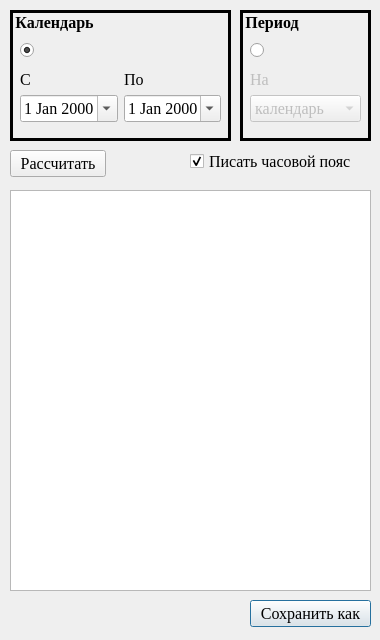
Above: dialogtithi.ui from serg-lar/sun-moon-time before the change. Below: the same form after it.
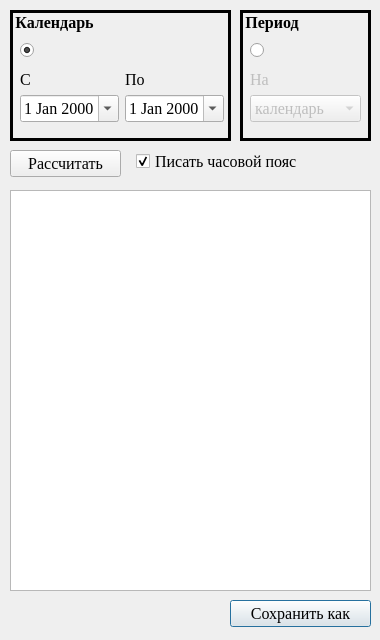
That is the form after the change. Icons and pictures are not drawn.

Patch:
```diff
--- a/dialogtithi.ui
+++ b/dialogtithi.ui
@@ -48,9 +48,9 @@
   <widget class="QPushButton" name="pushButtonSaveAs">
    <property name="geometry">
     <rect>
-     <x>250</x>
+     <x>230</x>
      <y>600</y>
-     <width>121</width>
+     <width>141</width>
      <height>27</height>
     </rect>
    </property>
@@ -103,7 +103,7 @@
      <rect>
       <x>10</x>
       <y>60</y>
-      <width>201</width>
+      <width>204</width>
       <height>54</height>
      </rect>
     </property>
@@ -395,7 +395,7 @@
     <rect>
      <x>10</x>
      <y>150</y>
-     <width>96</width>
+     <width>111</width>
      <height>27</height>
     </rect>
    </property>
@@ -412,9 +412,9 @@
   <widget class="QCheckBox" name="checkBoxTithiPrintUtc">
    <property name="geometry">
     <rect>
-     <x>190</x>
+     <x>136</x>
      <y>150</y>
-     <width>177</width>
+     <width>231</width>
      <height>22</height>
     </rect>
    </property>
```
Left out of the diff: 8 changed lines with no effect on the pictures.
